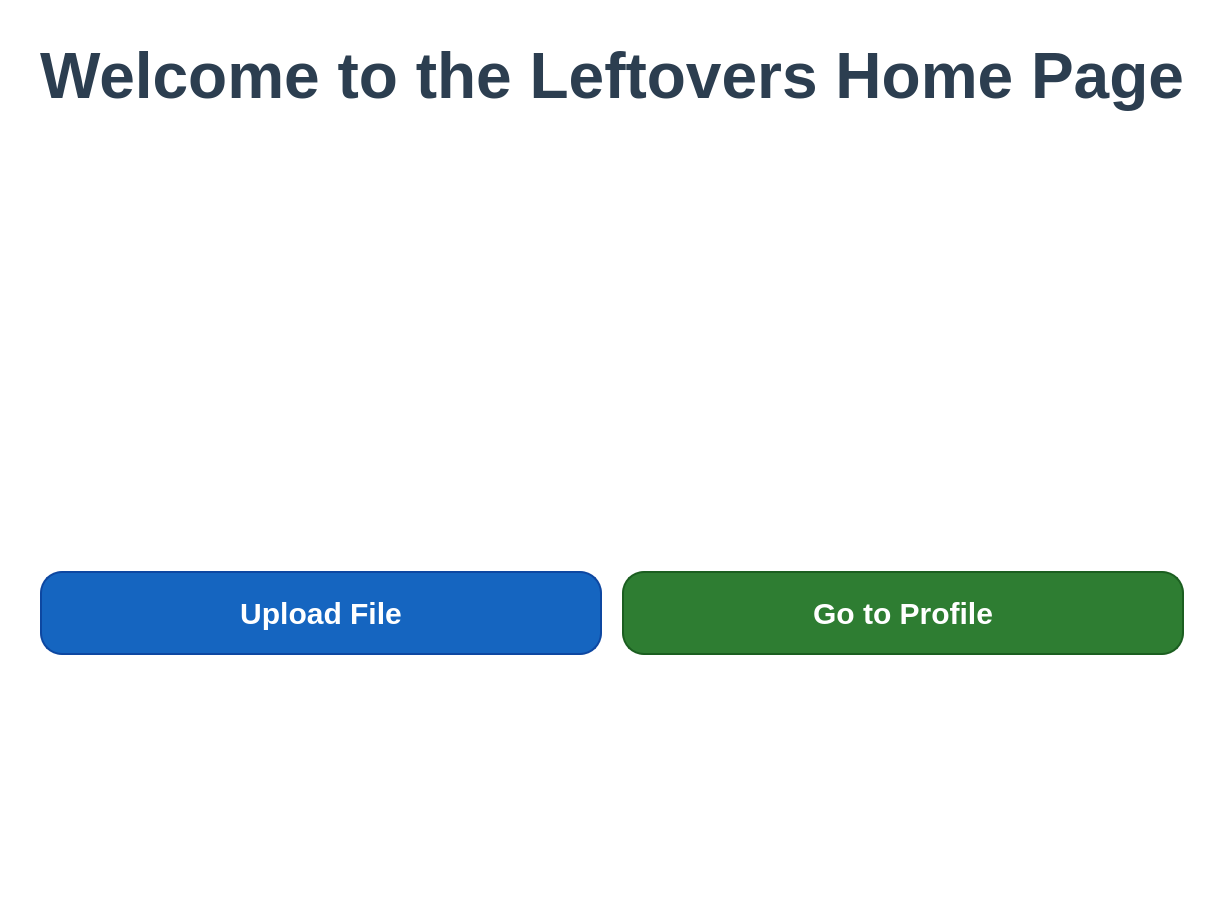
Patrickwalsh33/EPICFileShareClient, file FrontEnd/HomePage/homepage.ui: the form before one commit.
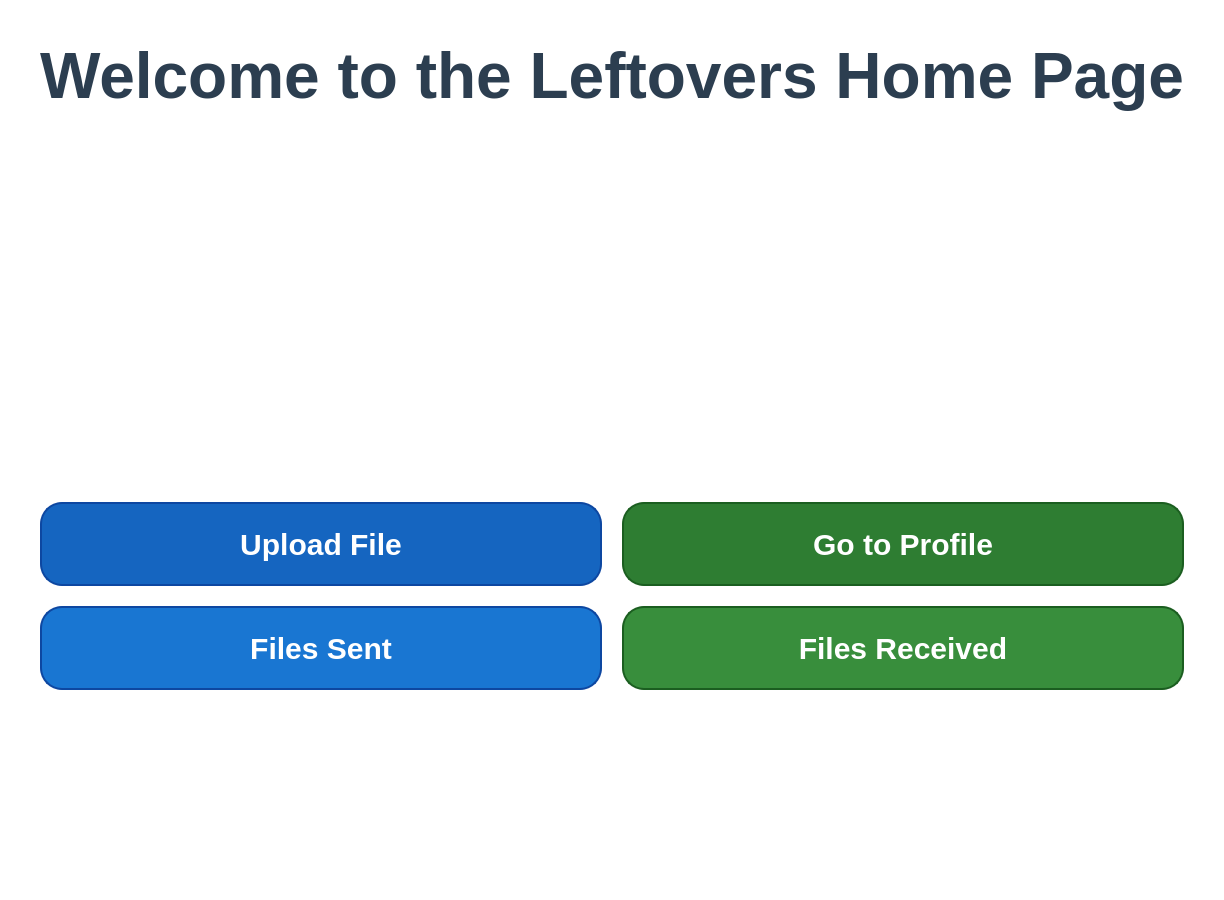
The form after the commit.

Commit message: adding redirects to new pages

Diff of the .ui file:
```diff
--- a/FrontEnd/HomePage/homepage.ui
+++ b/FrontEnd/HomePage/homepage.ui
@@ -134,6 +134,45 @@
      </item>
     </layout>
    </item>
+   <item>
+    <layout class="QHBoxLayout" name="filesButtonLayout">
+     <property name="spacing">
+      <number>20</number>
+     </property>
+     <item>
+      <widget class="QPushButton" name="filesSentButton">
+       <property name="minimumSize">
+        <size>
+         <width>450</width>
+         <height>180</height>
+        </size>
+       </property>
+       <property name="styleSheet">
+        <string notr="true">background-color: #1976D2; color: white; border: 2px solid #0D47A1; border-radius: 22px; font-size: 30px;</string>
+       </property>
+       <property name="text">
+        <string>Files Sent</string>
+       </property>
+      </widget>
+     </item>
+     <item>
+      <widget class="QPushButton" name="filesReceivedButton">
+       <property name="minimumSize">
+        <size>
+         <width>450</width>
+         <height>180</height>
+        </size>
+       </property>
+       <property name="styleSheet">
+        <string notr="true">background-color: #388E3C; color: white; border: 2px solid #1B5E20; border-radius: 22px; font-size: 30px;</string>
+       </property>
+       <property name="text">
+        <string>Files Received</string>
+       </property>
+      </widget>
+     </item>
+    </layout>
+   </item>
    <item>
     <spacer name="verticalSpacer_Bottom">
      <property name="orientation">
```
The commit also changes 2 other files.
